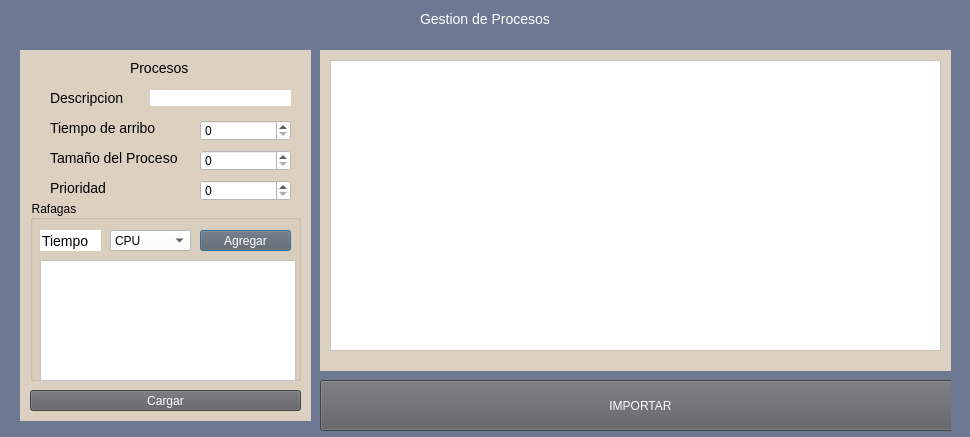
Before: the Qt Designer form practicas3.0/nuevoproceso.ui in salva12/TPSOC1G1, drawn with Qt 5.
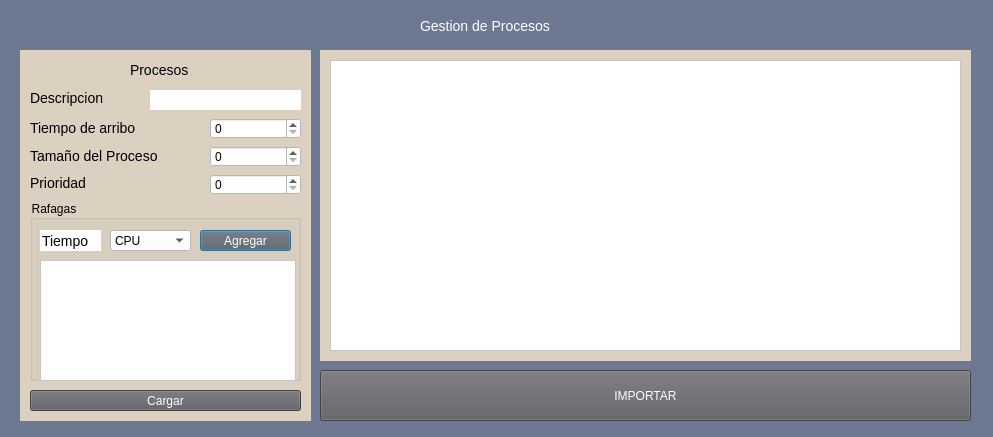
After: the same form once the commit is applied.

```diff
--- a/practicas3.0/nuevoproceso.ui
+++ b/practicas3.0/nuevoproceso.ui
@@ -6,7 +6,7 @@
    <rect>
     <x>0</x>
     <y>0</y>
-    <width>970</width>
+    <width>993</width>
     <height>437</height>
    </rect>
   </property>
@@ -48,9 +48,9 @@
    <property name="geometry">
     <rect>
      <x>420</x>
-     <y>10</y>
-     <width>134</width>
-     <height>17</height>
+     <y>0</y>
+     <width>171</width>
+     <height>51</height>
     </rect>
    </property>
    <property name="font">
@@ -67,7 +67,7 @@
     <rect>
      <x>20</x>
      <y>50</y>
-     <width>931</width>
+     <width>951</width>
      <height>381</height>
     </rect>
    </property>
@@ -103,10 +103,15 @@
       <rect>
        <x>110</x>
        <y>20</y>
-       <width>60</width>
-       <height>16</height>
+       <width>71</width>
+       <height>20</height>
       </rect>
      </property>
+     <property name="font">
+      <font>
+       <pointsize>-1</pointsize>
+      </font>
+     </property>
      <property name="text">
       <string>Procesos</string>
      </property>
@@ -114,7 +119,7 @@
     <widget class="QLabel" name="label_Descripcion">
      <property name="geometry">
       <rect>
-       <x>30</x>
+       <x>10</x>
        <y>50</y>
        <width>81</width>
        <height>16</height>
@@ -127,7 +132,7 @@
     <widget class="QLabel" name="label_2">
      <property name="geometry">
       <rect>
-       <x>30</x>
+       <x>10</x>
        <y>80</y>
        <width>131</width>
        <height>16</height>
@@ -140,8 +145,8 @@
     <widget class="QLabel" name="label_TamProceso">
      <property name="geometry">
       <rect>
-       <x>30</x>
-       <y>110</y>
+       <x>10</x>
+       <y>108</y>
        <width>151</width>
        <height>16</height>
       </rect>
@@ -155,8 +160,8 @@
       <rect>
        <x>130</x>
        <y>50</y>
-       <width>141</width>
-       <height>16</height>
+       <width>151</width>
+       <height>20</height>
       </rect>
      </property>
      <property name="styleSheet">
@@ -166,8 +171,8 @@
     <widget class="QSpinBox" name="spinBoxTiempoarr">
      <property name="geometry">
       <rect>
-       <x>180</x>
-       <y>80</y>
+       <x>190</x>
+       <y>78</y>
        <width>91</width>
        <height>21</height>
       </rect>
@@ -179,8 +184,8 @@
     <widget class="QSpinBox" name="spinBoxTamProc">
      <property name="geometry">
       <rect>
-       <x>180</x>
-       <y>110</y>
+       <x>190</x>
+       <y>106</y>
        <width>91</width>
        <height>21</height>
       </rect>
@@ -292,10 +297,10 @@
     <widget class="QLabel" name="label_TamProceso_2">
      <property name="geometry">
       <rect>
-       <x>30</x>
-       <y>140</y>
-       <width>71</width>
-       <height>16</height>
+       <x>10</x>
+       <y>134</y>
+       <width>63</width>
+       <height>17</height>
       </rect>
      </property>
      <property name="text">
@@ -305,8 +310,8 @@
     <widget class="QSpinBox" name="spinBoxPriori">
      <property name="geometry">
       <rect>
-       <x>180</x>
-       <y>140</y>
+       <x>190</x>
+       <y>134</y>
        <width>91</width>
        <height>21</height>
       </rect>
@@ -321,8 +326,8 @@
      <rect>
       <x>300</x>
       <y>0</y>
-      <width>641</width>
-      <height>321</height>
+      <width>651</width>
+      <height>311</height>
      </rect>
     </property>
     <property name="styleSheet">
@@ -333,7 +338,7 @@
       <rect>
        <x>10</x>
        <y>10</y>
-       <width>611</width>
+       <width>631</width>
        <height>291</height>
       </rect>
      </property>
@@ -355,8 +360,8 @@
     <property name="geometry">
      <rect>
       <x>300</x>
-      <y>330</y>
-      <width>641</width>
+      <y>320</y>
+      <width>651</width>
       <height>51</height>
      </rect>
     </property>
```
Left out of the diff: 2 changed lines with no effect on the pictures.
